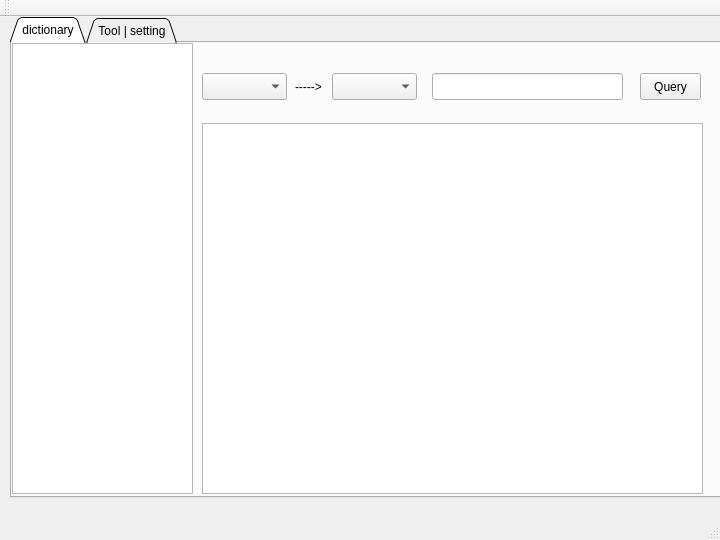
Above: src/gui/qt/mainwindow.ui from kartorz/AlphaDict before the change. Below: the same form after it.
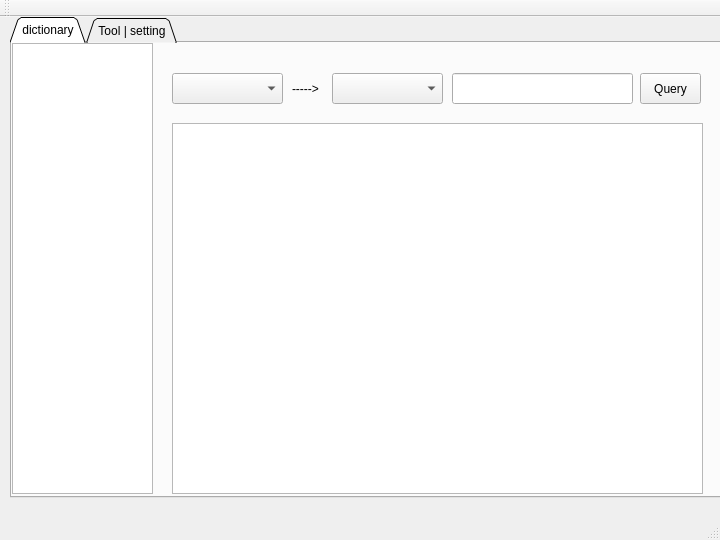
That is the form after the change.

Commit message: Release 0.8:     -- Add Configure: read or write user configure to ./Alphadict.     -- Fixed schedule of TaskManager: when added a new task, should schedule it too.     -- Fixed Util::getTimeMS().

Diff of the .ui file:
```diff
--- a/src/gui/qt/mainwindow.ui
+++ b/src/gui/qt/mainwindow.ui
@@ -59,7 +59,7 @@
        <rect>
         <x>0</x>
         <y>0</y>
-        <width>181</width>
+        <width>141</width>
         <height>451</height>
        </rect>
       </property>
@@ -70,20 +70,23 @@
      <widget class="QLineEdit" name="inputLineEdit">
       <property name="geometry">
        <rect>
-        <x>420</x>
+        <x>440</x>
         <y>30</y>
-        <width>191</width>
-        <height>27</height>
+        <width>181</width>
+        <height>31</height>
        </rect>
       </property>
+      <property name="readOnly">
+       <bool>false</bool>
+      </property>
      </widget>
      <widget class="QComboBox" name="srcLanComboBox">
       <property name="geometry">
        <rect>
-        <x>190</x>
+        <x>160</x>
         <y>30</y>
-        <width>85</width>
-        <height>27</height>
+        <width>111</width>
+        <height>31</height>
        </rect>
       </property>
      </widget>
@@ -92,8 +95,8 @@
        <rect>
         <x>320</x>
         <y>30</y>
-        <width>85</width>
-        <height>27</height>
+        <width>111</width>
+        <height>31</height>
        </rect>
       </property>
      </widget>
@@ -103,7 +106,7 @@
         <x>628</x>
         <y>30</y>
         <width>61</width>
-        <height>27</height>
+        <height>31</height>
        </rect>
       </property>
       <property name="text">
@@ -113,8 +116,8 @@
      <widget class="QLabel" name="label">
       <property name="geometry">
        <rect>
-        <x>283</x>
-        <y>35</y>
+        <x>280</x>
+        <y>37</y>
         <width>31</width>
         <height>17</height>
        </rect>
@@ -126,12 +129,15 @@
      <widget class="QTextEdit" name="dictTextEdit">
       <property name="geometry">
        <rect>
-        <x>190</x>
+        <x>160</x>
         <y>80</y>
-        <width>501</width>
+        <width>531</width>
         <height>371</height>
        </rect>
       </property>
+      <property name="readOnly">
+       <bool>true</bool>
+      </property>
      </widget>
     </widget>
     <widget class="QWidget" name="toolTab">
```
The commit also changes 37 other files.
